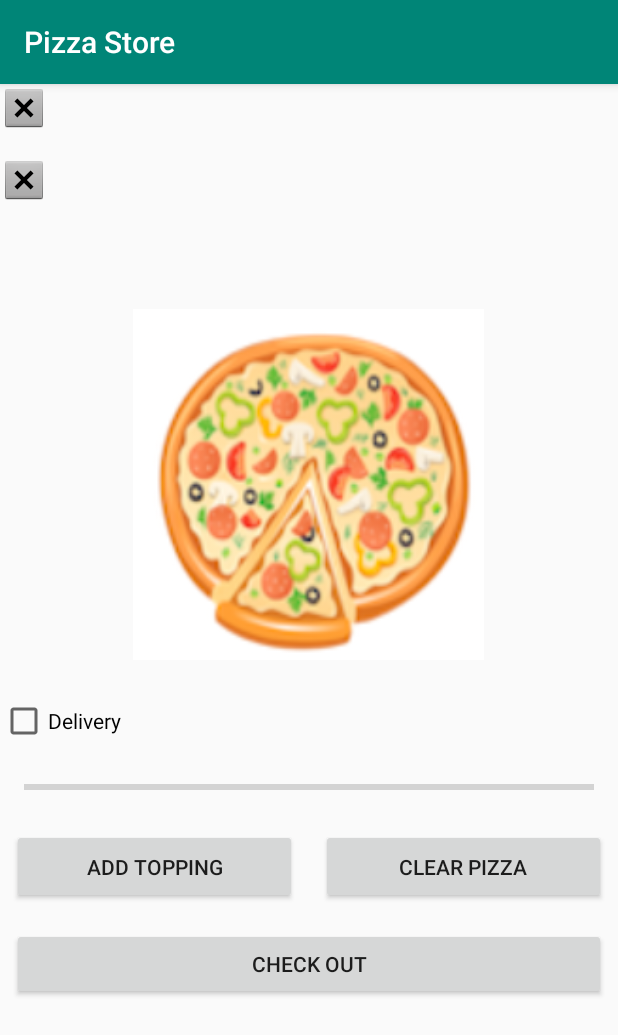
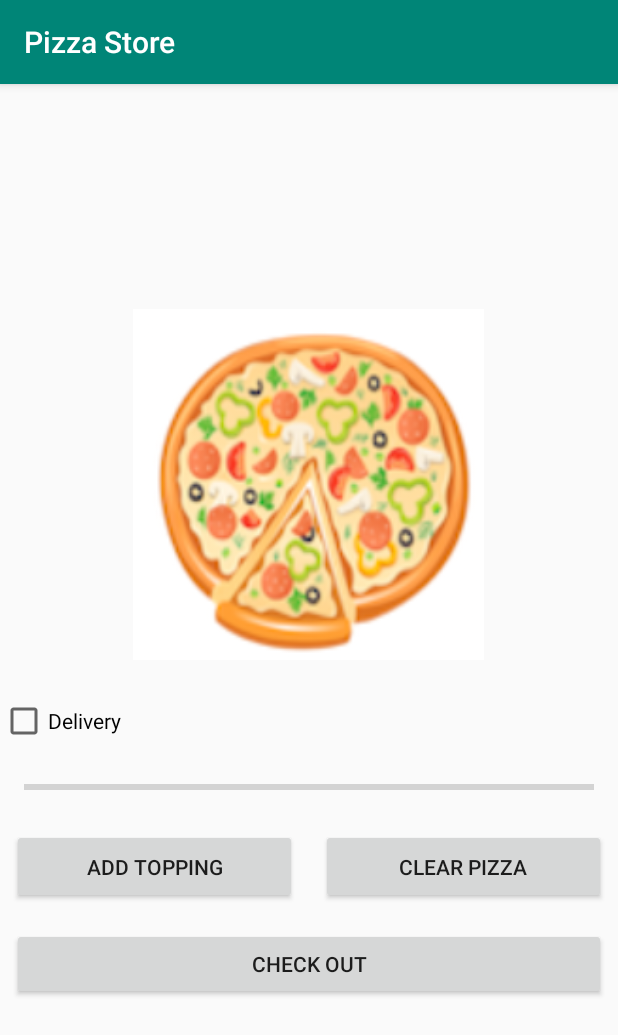
Before and after one commit to jhutch50/homework02, an Android app: the screen it shows after launch (MainActivity), on a phone screen of 412 x 824 dp. Shown: the top 1035 px of the screen. Run offline under Robolectric (Android 15) with nearby library versions, the phone set to English and light mode, and no system bars.

```diff
--- a/app/src/main/res/layout/activity_main.xml
+++ b/app/src/main/res/layout/activity_main.xml
@@ -5,23 +5,6 @@
     android:layout_width="match_parent"
     android:layout_height="match_parent"
     tools:context=".MainActivity">
-
-    <ImageView
-        android:id="@+id/iv_topping_bottom3"
-        android:layout_width="wrap_content"
-        android:layout_height="wrap_content"
-        app:srcCompat="@android:drawable/btn_dialog"
-        tools:layout_editor_absoluteX="184dp"
-        tools:layout_editor_absoluteY="100dp" />
-
-    <ImageView
-        android:id="@+id/iv_topping_top_3"
-        android:layout_width="wrap_content"
-        android:layout_height="wrap_content"
-        android:layout_marginTop="48dp"
-        app:layout_constraintTop_toTopOf="parent"
-        app:srcCompat="@android:drawable/btn_dialog"
-        tools:layout_editor_absoluteX="184dp" />
 
     <ImageView
         android:id="@+id/imageView"
@@ -89,4 +72,28 @@
         app:layout_constraintStart_toStartOf="parent"
         app:layout_constraintTop_toBottomOf="@+id/button_addTopping" />
 
+    <LinearLayout
+        android:id="@+id/topping_bottom_row"
+        android:layout_width="329dp"
+        android:layout_height="56dp"
+        android:layout_marginTop="17dp"
+        android:layout_marginBottom="11dp"
+        android:orientation="horizontal"
+        app:layout_constraintBottom_toTopOf="@+id/imageView"
+        app:layout_constraintEnd_toEndOf="parent"
+        app:layout_constraintStart_toStartOf="parent"
+        app:layout_constraintTop_toBottomOf="@+id/topping_top_row"></LinearLayout>
+
+    <LinearLayout
+        android:id="@+id/topping_top_row"
+        android:layout_width="329dp"
+        android:layout_height="56dp"
+        android:layout_marginTop="10dp"
+        android:orientation="horizontal"
+        app:layout_constraintEnd_toEndOf="parent"
+        app:layout_constraintStart_toStartOf="parent"
+        app:layout_constraintTop_toTopOf="parent">
+
+    </LinearLayout>
+
 </androidx.constraintlayout.widget.ConstraintLayout>
```
Also changed, not shown: app/src/main/java/com/example/homework02/MainActivity.java (+86 -35 lines).
